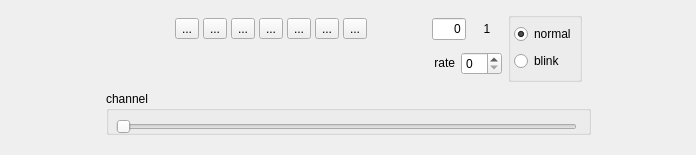
First picture: the form in code/display/implement/QtViewer/QtAnimatorGui.ui, repository radio-astro/casa, before the edit.
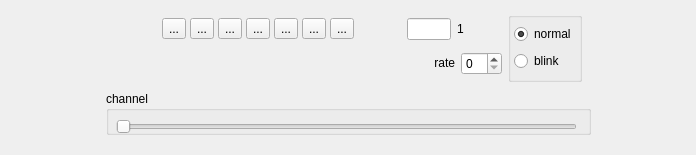
Second picture: the form after the edit. Icons and pictures are not drawn.

Commit message:
New Development: no             JIRA Issue: CAS-4073       Ready to Release: yes      Interface Changes: none What Interface Changed: none          Test Programs: none   Put in Release Notes: no
           Description: provide extra room for channel setting/display...

What changed in the file:
```diff
--- a/code/display/implement/QtViewer/QtAnimatorGui.ui
+++ b/code/display/implement/QtViewer/QtAnimatorGui.ui
@@ -261,18 +261,18 @@
                  </property>
                  <property name="minimumSize">
                   <size>
-                   <width>0</width>
+                   <width>44</width>
                    <height>0</height>
                   </size>
                  </property>
                  <property name="maximumSize">
                   <size>
-                   <width>34</width>
+                   <width>44</width>
                    <height>24</height>
                   </size>
                  </property>
                  <property name="text">
-                  <string>0</string>
+                  <string/>
                  </property>
                  <property name="alignment">
                   <set>Qt::AlignRight</set>
@@ -289,7 +289,7 @@
                  </property>
                  <property name="minimumSize">
                   <size>
-                   <width>30</width>
+                   <width>45</width>
                    <height>0</height>
                   </size>
                  </property>
@@ -297,7 +297,7 @@
                   <string>1</string>
                  </property>
                  <property name="alignment">
-                  <set>Qt::AlignCenter</set>
+                  <set>Qt::AlignLeading|Qt::AlignLeft|Qt::AlignVCenter</set>
                  </property>
                 </widget>
                </item>
```
